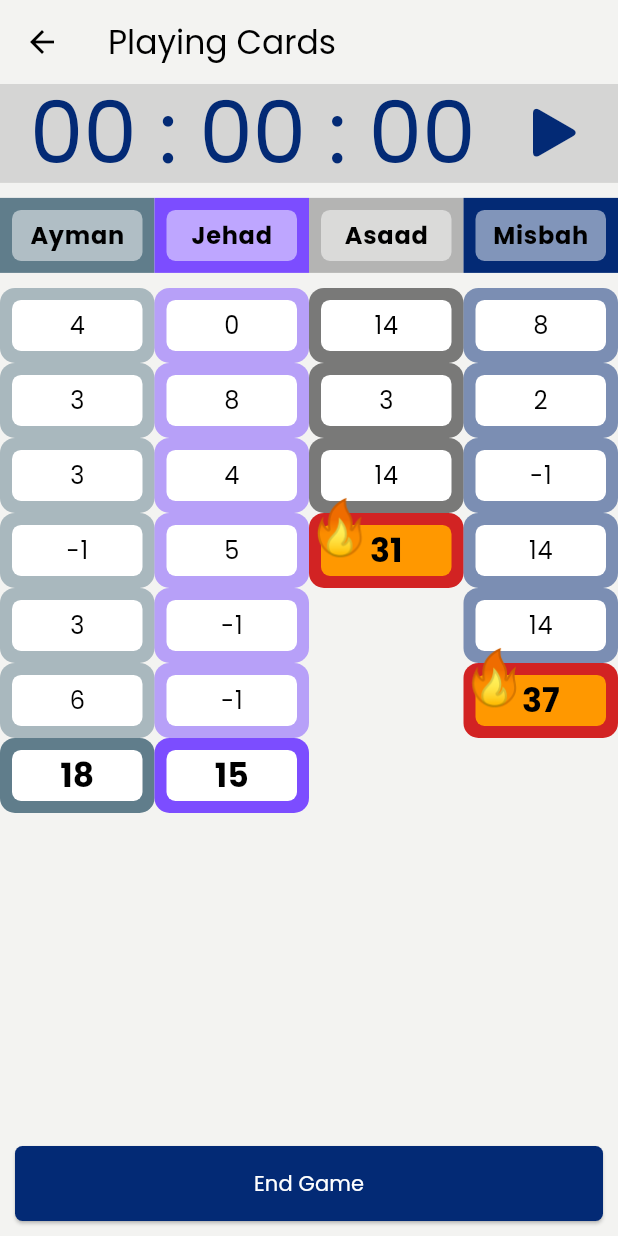
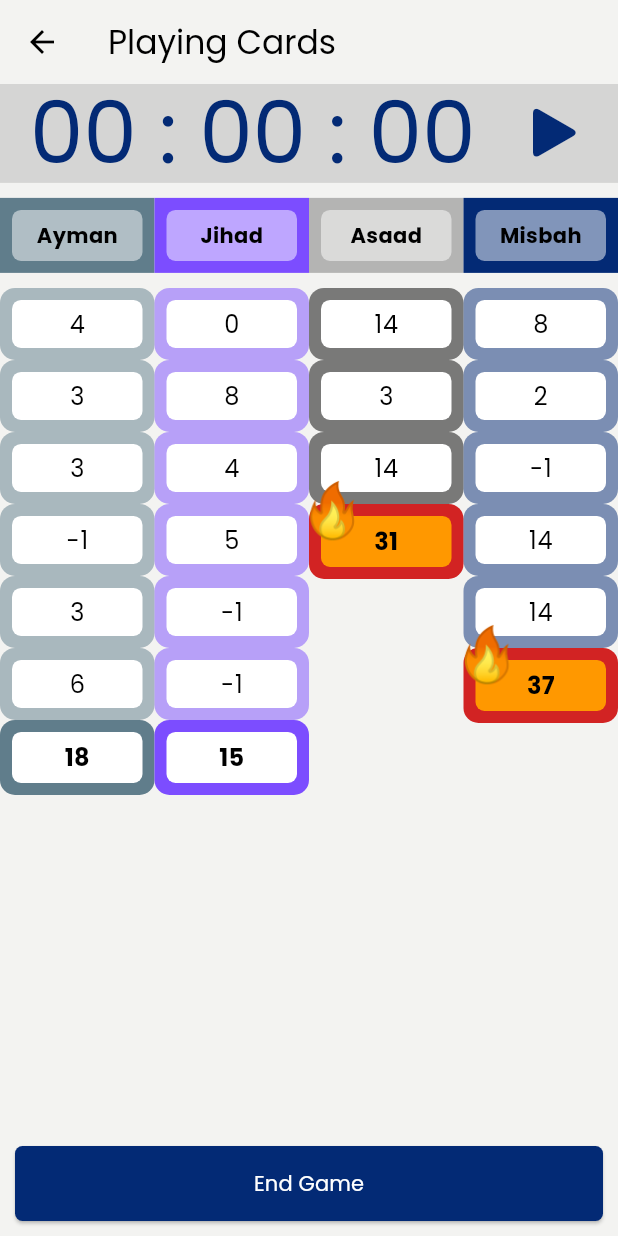
Before and after one commit to aymansainshy/game_record, a Flutter app: the GameBoardDetailsView screen opened directly with sample values from the repository, on a phone screen of 412 x 824 dp. Run offline on Flutter 3.47's test engine with Material 3 defaults, Android fonts, the phone set to English and light mode, and no system bars; our stand-ins replace bloc, dio, equatable, flutter_bloc, get_it, go_router and 2 more; accounts and stored records are empty.

Commit message:
Edit Game board

```diff
--- a/lib/src/features/games/data/model/game_model.dart
+++ b/lib/src/features/games/data/model/game_model.dart
@@ -93,7 +93,6 @@ class Round {
 
 class PlayerScore {
   final List<Round>? rounds;
-  late int? totalScore;
 
   PlayerScore({
     this.rounds,
--- a/lib/src/features/games/data/repository/games_repository.dart
+++ b/lib/src/features/games/data/repository/games_repository.dart
@@ -47,7 +47,7 @@ class GamesRepositoryImpl implements GamesRepository {
           ),
         ),
         GamePlayer(
-          player: Player(id: 2, name: 'Jehad'),
+          player: Player(id: 2, name: 'Jihad'),
           playerScore: PlayerScore(
             rounds: [
               Round(
--- a/lib/src/features/games/views/create_new_game_view.dart
+++ b/lib/src/features/games/views/create_new_game_view.dart
@@ -131,7 +131,7 @@ class _CreateNewGameViewState extends State<CreateNewGameView> {
                 height: 50,
                 child: ElevatedButton(
                   onPressed: () {
-                    if (playersState.playersToAdd != null) {
+                    if (playersState.playersToAdd != null && playersState.playersToAdd!.isNotEmpty) {
                       BlocProvider.of<GamesBloc>(context).add(CreateGame(playersState.playersToAdd!));
                       BlocProvider.of<PlayersBloc>(context).add(ClearPlayerFromAddList());
                       Navigator.pop(context);
--- a/lib/src/features/games/views/game_board_details.dart
+++ b/lib/src/features/games/views/game_board_details.dart
@@ -97,6 +97,14 @@ class _GameBoardState extends State<GameBoard> {
     Colors.deepPurpleAccent,
     Colors.black26,
     AppColors.primaryColorHex,
+    Colors.green,
+    Colors.deepOrange,
+    Colors.blueGrey,
+    Colors.deepPurpleAccent,
+    Colors.black26,
+    AppColors.primaryColorHex,
+    Colors.green,
+    Colors.deepOrange,
   ];
 
   @override
@@ -129,7 +137,8 @@ class _GameBoardState extends State<GameBoard> {
                     return Center(
                       child: Text(
                         widget.game.players[index].player.name,
-                        style: Theme.of(context).textTheme.bodyLarge?.copyWith(
+                        overflow: TextOverflow.ellipsis,
+                        style: Theme.of(context).textTheme.bodyMedium?.copyWith(
                               fontWeight: FontWeight.bold,
                             ),
                       ),
@@ -141,7 +150,9 @@ class _GameBoardState extends State<GameBoard> {
           ],
         ),
         SizedBox(height: 10),
-        Row(
+        Expanded(
+          child: SingleChildScrollView(
+            child: Row(
               mainAxisAlignment: MainAxisAlignment.start,
               crossAxisAlignment: CrossAxisAlignment.start,
               children: [
@@ -157,7 +168,7 @@ class _GameBoardState extends State<GameBoard> {
                             final round = gamePlayers.playerScore!.rounds;
 
                             return Container(
-                          height: 50,
+                              height: 48,
                               width: (mediaQuery.width / widget.game.players.length),
                               padding: EdgeInsets.all(8),
                               decoration: BoxDecoration(
@@ -199,6 +210,8 @@ class _GameBoardState extends State<GameBoard> {
                   },
                 ),
               ],
+            ),
+          ),
         ),
       ],
     );
@@ -248,7 +261,7 @@ class TotalScoreWidget extends StatelessWidget {
               return Center(
                 child: Text(
                   gamePlayer.totalPlayerScore().toString(),
-                  style: Theme.of(context).textTheme.titleLarge?.copyWith(
+                  style: Theme.of(context).textTheme.titleMedium?.copyWith(
                         fontWeight: FontWeight.bold,
                       ),
                 ),
@@ -257,8 +270,8 @@ class TotalScoreWidget extends StatelessWidget {
           ),
           if (gamePlayer.isFire() ?? false)
             Positioned(
-              top: -20,
-              left: -10,
+              top: -25,
+              left: -15,
               child: Text(
                 "🔥",
                 style: Theme.of(context).textTheme.displaySmall?.copyWith(),
```
Also changed, not shown: lib/src/features/games/views/widgets/game_item_widget.dart (+28 -4 lines). Lines whose indentation alone changed are shown as unchanged.
